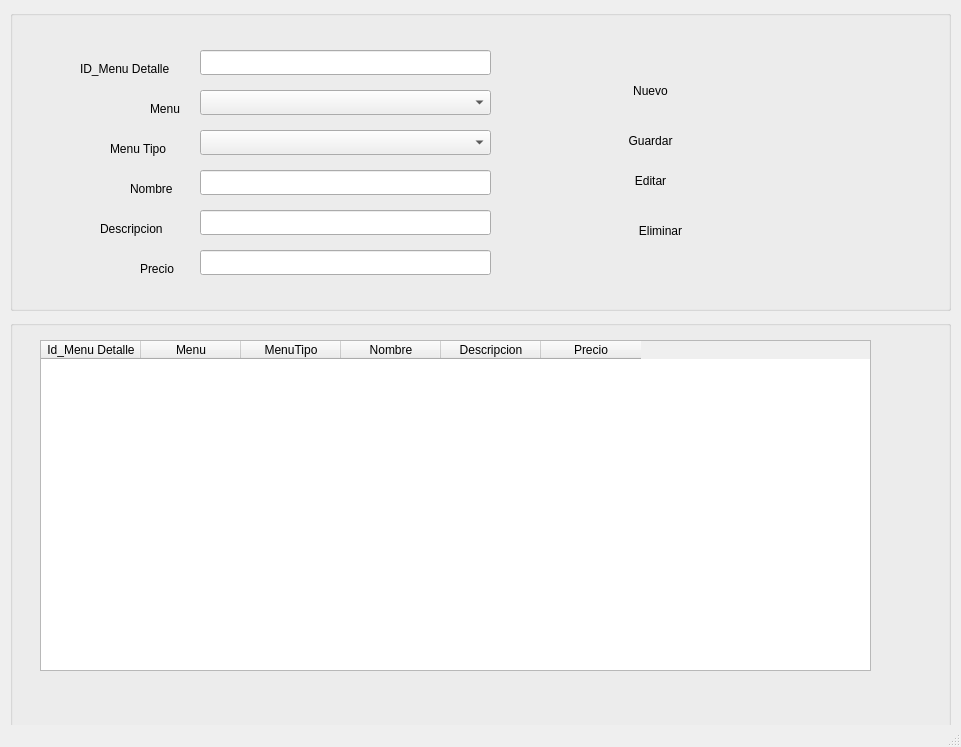
The window that vistas/vw_FrmMenuDetalle.ui (MaknCheese1/JIreh) describes before a commit, drawn with Qt 5.
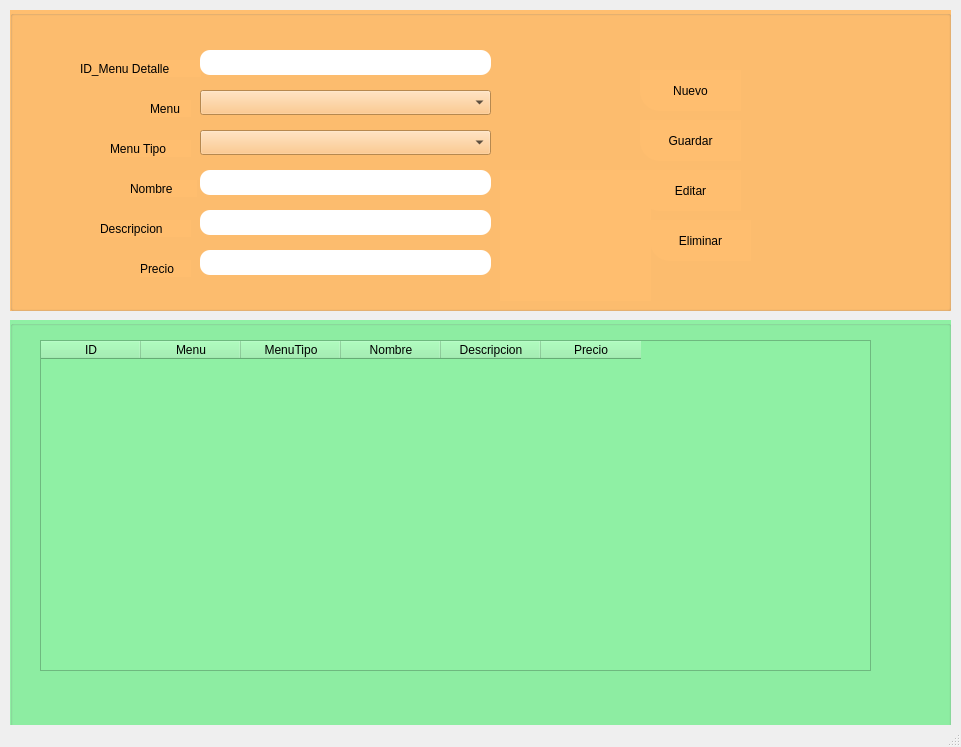
The same window after the commit. Icons and pictures are not drawn.

Commit message: Solo subo mi parte

Patch:
```diff
--- a/vistas/vw_FrmMenuDetalle.ui
+++ b/vistas/vw_FrmMenuDetalle.ui
@@ -23,6 +23,9 @@
       <height>301</height>
      </rect>
     </property>
+    <property name="styleSheet">
+     <string notr="true">background-color: rgb(255, 190, 111);</string>
+    </property>
     <property name="title">
      <string/>
     </property>
@@ -113,6 +116,11 @@
        <height>25</height>
       </rect>
      </property>
+     <property name="styleSheet">
+      <string notr="true">background-color: rgb(255, 255, 255);
+border-radius:10px;
+border:none;</string>
+     </property>
     </widget>
     <widget class="QComboBox" name="cmb_menuDetalle">
      <property name="geometry">
@@ -143,6 +151,11 @@
        <height>25</height>
       </rect>
      </property>
+     <property name="styleSheet">
+      <string notr="true">background-color: rgb(255, 255, 255);
+border-radius:10px;
+border:none;</string>
+     </property>
     </widget>
     <widget class="QLineEdit" name="txt_descMenuDet">
      <property name="geometry">
@@ -153,6 +166,11 @@
        <height>25</height>
       </rect>
      </property>
+     <property name="styleSheet">
+      <string notr="true">background-color: rgb(255, 255, 255);
+border-radius:10px;
+border:none;</string>
+     </property>
     </widget>
     <widget class="QLineEdit" name="txt_precioMenuDet">
      <property name="geometry">
@@ -163,11 +181,16 @@
        <height>25</height>
       </rect>
      </property>
+     <property name="styleSheet">
+      <string notr="true">background-color: rgb(255, 255, 255);
+border-radius:10px;
+border:none;</string>
+     </property>
     </widget>
     <widget class="QPushButton" name="btn_nuevoMenuDet">
      <property name="geometry">
       <rect>
-       <x>590</x>
+       <x>630</x>
        <y>60</y>
        <width>101</width>
        <height>41</height>
@@ -199,7 +222,7 @@
     <widget class="QPushButton" name="btn_guardarMenuDet">
      <property name="geometry">
       <rect>
-       <x>590</x>
+       <x>630</x>
        <y>110</y>
        <width>101</width>
        <height>41</height>
@@ -231,8 +254,8 @@
     <widget class="QPushButton" name="btn_editarMenuDet">
      <property name="geometry">
       <rect>
-       <x>590</x>
-       <y>150</y>
+       <x>630</x>
+       <y>160</y>
        <width>101</width>
        <height>41</height>
       </rect>
@@ -263,8 +286,8 @@
     <widget class="QPushButton" name="btn_eliminarMenuDet">
      <property name="geometry">
       <rect>
-       <x>600</x>
-       <y>200</y>
+       <x>640</x>
+       <y>210</y>
        <width>101</width>
        <height>41</height>
       </rect>
@@ -289,7 +312,23 @@
      </property>
      <property name="icon">
       <iconset>
-       <normaloff>../../../Descargas/CRUD Iconos-20230506T130125Z-001/CRUD Iconos/eliminar-documento.png</normaloff>../../../Descargas/CRUD Iconos-20230506T130125Z-001/CRUD Iconos/eliminar-documento.png</iconset>
+       <normaloff>../image/basura.png</normaloff>../image/basura.png</iconset>
+     </property>
+    </widget>
+    <widget class="QLabel" name="label_7">
+     <property name="geometry">
+      <rect>
+       <x>490</x>
+       <y>160</y>
+       <width>151</width>
+       <height>131</height>
+      </rect>
+     </property>
+     <property name="text">
+      <string/>
+     </property>
+     <property name="pixmap">
+      <pixmap>../image/menu2.png</pixmap>
      </property>
     </widget>
    </widget>
@@ -302,6 +341,9 @@
       <height>411</height>
      </rect>
     </property>
+    <property name="styleSheet">
+     <string notr="true">background-color: rgb(143, 240, 164);</string>
+    </property>
     <property name="title">
      <string/>
     </property>
@@ -316,7 +358,7 @@
      </property>
      <column>
       <property name="text">
-       <string>Id_Menu Detalle</string>
+       <string>ID</string>
       </property>
      </column>
      <column>
```
Left out of the diff: 6 changed lines with no effect on the pictures. The commit also changes 2 other files.
